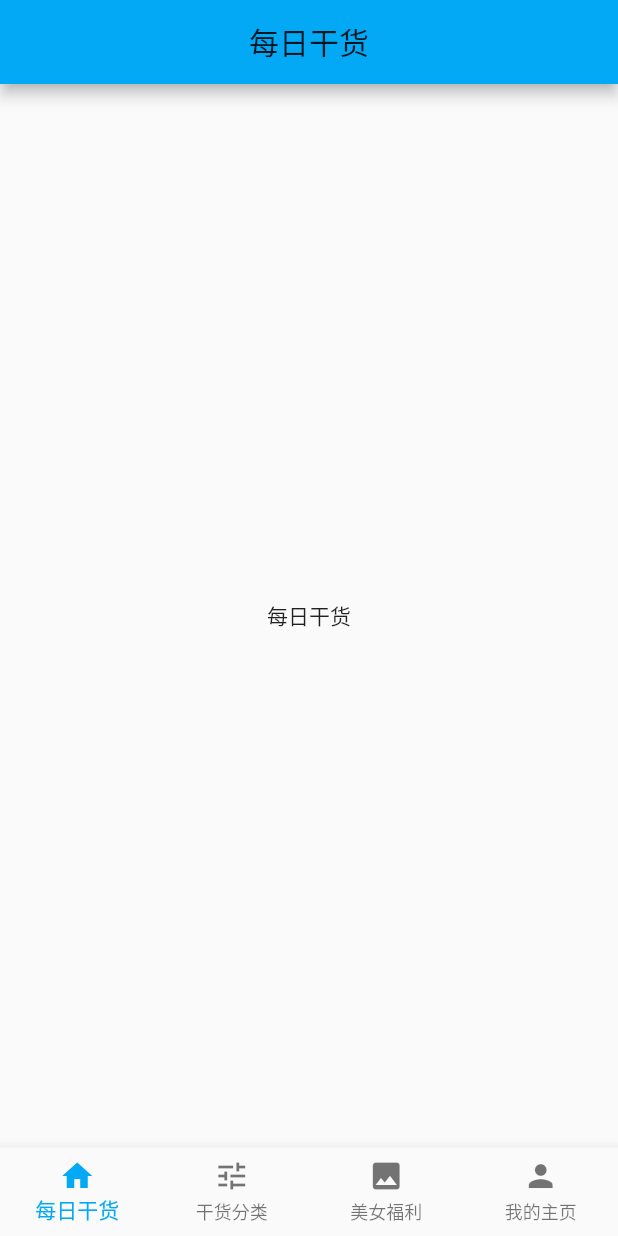
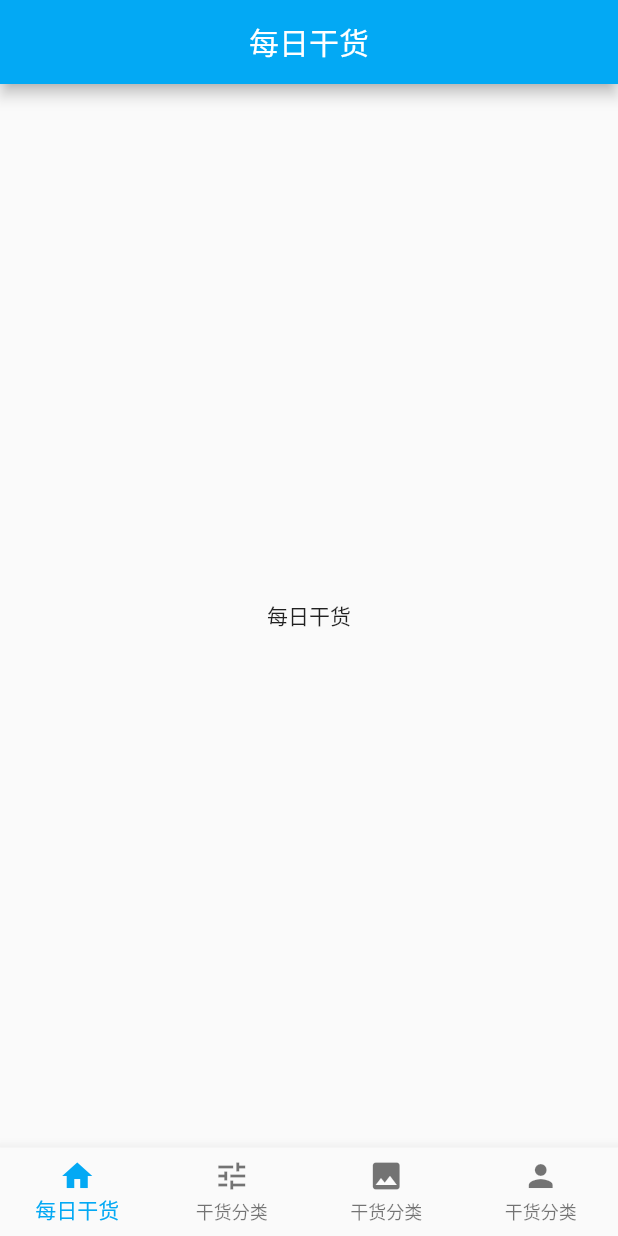
Before and after one commit to txy199292/gank_io, a Flutter app: the screen it shows after launch, on a phone screen of 412 x 824 dp. Run offline on Flutter 3.47's test engine with Material 2 defaults, Android fonts, the phone set to English and light mode, and no system bars; our stand-ins replace connectivity, dio, event_bus.

Commit message:
部分网络请求封装

```diff
--- a/lib/common/Resource.dart
+++ /dev/null
@@ -1,15 +0,0 @@
-import 'package:flutter/material.dart';
-
-class Resource{
-  ///主页面Tab
-   static final String dailyTab = '每日干货';
-   static final String categoryTab = '干货分类';
-   static final String beautyTab = '美女福利';
-   static final String myTab = '我的主页';
-
-
-   ///颜色
-   static final Color colorPrimary = Colors.lightBlue;
-   static final Color colorAccent = Colors.lightGreen;
-   static final Color colorNormal = Colors.grey;
-}
--- a/lib/main.dart
+++ b/lib/main.dart
@@ -1,5 +1,6 @@
 import 'package:flutter/material.dart';
 import 'package:gank_io/pages/GankMainPage.dart';
+
 
 void main() => runApp(new MyApp());
 
@@ -8,9 +9,12 @@ class MyApp extends StatelessWidget {
   @override
   Widget build(BuildContext context) {
     return new MaterialApp(
-      title: 'Flutter Demo',
+      title: 'Gank.io',
       theme: new ThemeData(
         primarySwatch: Colors.lightBlue,
+        primaryColor: Colors.lightBlue,
+        primaryColorDark: Colors.blue,
+        accentColor:Colors.green,
       ),
       home: new GankMainPage(),
     );
--- a/lib/pages/GankMainPage.dart
+++ b/lib/pages/GankMainPage.dart
@@ -1,5 +1,4 @@
 import 'package:flutter/material.dart';
-import 'package:gank_io/common/Resource.dart';
 
 class GankMainPage extends StatefulWidget {
   @override
@@ -7,26 +6,28 @@ class GankMainPage extends StatefulWidget {
 }
 
 class _GankMainPageState extends State<GankMainPage> {
-  var _title = Resource.dailyTab;
+  static const _titles = <String>['每日干货', '干货分类', '美女福利', '我的主页'];
+  var _currentTitle = _titles[0];
   var _currentIndex = 0;
+
   PageController pageController;
   //底部tab控件list
   final List<BottomNavigationBarItem> _bottomTabs = <BottomNavigationBarItem>[
     new BottomNavigationBarItem(
         icon: Icon(Icons.home),
-        title: Text(Resource.dailyTab),
+        title: Text(_titles[0]),
         backgroundColor: Colors.lightBlue),
     new BottomNavigationBarItem(
         icon: Icon(Icons.tune),
-        title: Text(Resource.categoryTab),
+        title: Text(_titles[1]),
         backgroundColor: Colors.lightBlue),
     new BottomNavigationBarItem(
         icon: Icon(Icons.image),
-        title: Text(Resource.beautyTab),
+        title: Text(_titles[1]),
         backgroundColor: Colors.lightBlue),
     new BottomNavigationBarItem(
         icon: Icon(Icons.person),
-        title: Text(Resource.myTab),
+        title: Text(_titles[1]),
         backgroundColor: Colors.lightBlue)
   ];
 
@@ -35,7 +36,6 @@ class _GankMainPageState extends State<GankMainPage> {
     super.initState();
     pageController = new PageController(initialPage: _currentIndex);
   }
-
 
   @override
   void dispose() {
@@ -48,26 +48,27 @@ class _GankMainPageState extends State<GankMainPage> {
   Widget build(BuildContext context) {
     return new Scaffold(
         appBar: new AppBar(
-          title: new Center(
-            child: new Text(_title),
+          title: new Text(
+            _currentTitle,
+            style: new TextStyle(color: Colors.white),
           ),
+          centerTitle: true,
         ),
         body: new PageView(
           controller: pageController,
           children: <Widget>[
             new Center(
-              child: new Text(Resource.dailyTab),
+              child: new Text(_titles[0]),
             ),
             new Center(
-              child: new Text(Resource.categoryTab),
+              child: new Text(_titles[1]),
             ),
             new Center(
-              child: new Text(Resource.beautyTab),
+              child: new Text(_titles[2]),
             ),
             new Center(
-              child: new Text(Resource.myTab),
+              child: new Text(_titles[3]),
             ),
-
           ],
           onPageChanged: _onPageChanged,
         ),
@@ -88,7 +89,21 @@ class _GankMainPageState extends State<GankMainPage> {
   ///底部tab改变调用该方法
   void _onPageChanged(int index) {
     setState(() {
-      _title = (_bottomTabs[index].title as Title).title;
+      _currentIndex = index;
+      switch (index) {
+        case 0:
+          _currentTitle = _titles[0];
+          break;
+        case 1:
+          _currentTitle = _titles[1];
+          break;
+        case 2:
+          _currentTitle = _titles[2];
+          break;
+        case 3:
+          _currentTitle = _titles[3];
+          break;
+      }
     });
   }
 }
--- a/pubspec.yaml
+++ b/pubspec.yaml
@@ -16,9 +16,13 @@ dependencies:
   flutter:
     sdk: flutter
 
+  dio: 1.0.4
+  connectivity: 0.3.1
+  event_bus: 1.0.1
+
   # The following adds the Cupertino Icons font to your application.
   # Use with the CupertinoIcons class for iOS style icons.
-  cupertino_icons: ^0.1.2
+
 
 dev_dependencies:
   flutter_test:
```
Also changed, not shown: lib/Resource/Strings.dart (added, +8 -0 lines), lib/api/Api.dart (added, +62 -0 lines), lib/api/Code.dart (added, +24 -0 lines), lib/api/ResultData.dart (added, +8 -0 lines), lib/eventbus/HttpErrorEvent.dart (added, +9 -0 lines), pubspec.lock.
